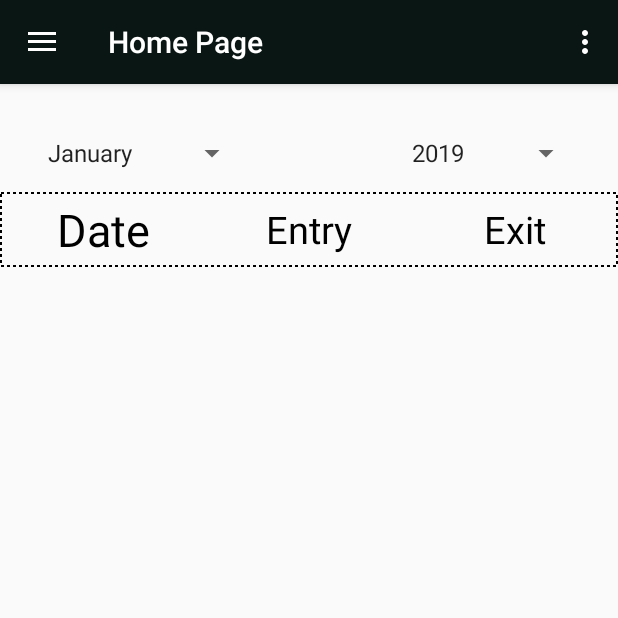
After one commit to ski96277/OfficeManageMentAPP, an Android app: the fragment My_Attendance_F placed in its activity, on a phone screen of 412 x 824 dp, the top half of it. The commit adds this screen. Run offline under Robolectric (Android 15) with nearby library versions, the phone set to English and light mode, and no system bars; our stand-ins replace ButterKnife, Firebase (no records; nobody signed in at launch, a user with empty details on screens opened directly); libraries missing offline, so code that uses them is left out: es.dmoral.toasty.

```diff
--- a/app/src/main/AndroidManifest.xml
+++ b/app/src/main/AndroidManifest.xml
@@ -14,7 +14,6 @@
         android:supportsRtl="true"
         android:theme="@style/AppTheme"
         tools:ignore="GoogleAppIndexingWarning">
-        <activity android:name=".Activity.ReceptionistActivity" android:screenOrientation="portrait"></activity>
         <activity
             android:name=".Activity.SplashActivity"
             android:screenOrientation="portrait">
--- a/app/src/main/java/com/rocketechit/officemanagementapp/FragmentClass/Admin/Employee_Information_F.java
+++ b/app/src/main/java/com/rocketechit/officemanagementapp/FragmentClass/Admin/Employee_Information_F.java
@@ -70,7 +70,7 @@ public class Employee_Information_F extends Fragment {
             case R.id.employee_information_email_button:
 
                 Intent emailIntent = new Intent(Intent.ACTION_SENDTO, Uri.parse("mailto:" + employee_information.getEmail_Employee()));
-                emailIntent.putExtra(Intent.EXTRA_SUBJECT, "RocketechIT ");
+                emailIntent.putExtra(Intent.EXTRA_SUBJECT, "RocketechIT");
 
                 startActivity(Intent.createChooser(emailIntent, "Chooser Title"));
 
--- /dev/null
+++ b/app/src/main/java/com/rocketechit/officemanagementapp/FragmentClass/Employee/My_Attendance_F.java
@@ -0,0 +1,266 @@
+package com.rocketechit.officemanagementapp.FragmentClass.Employee;
+
+import android.os.Bundle;
+import android.view.LayoutInflater;
+import android.view.View;
+import android.view.ViewGroup;
+import android.widget.AdapterView;
+import android.widget.Spinner;
+import android.widget.Toast;
+
+import com.google.firebase.auth.FirebaseAuth;
+import com.google.firebase.auth.FirebaseUser;
+import com.google.firebase.database.DataSnapshot;
+import com.google.firebase.database.DatabaseError;
+import com.google.firebase.database.DatabaseReference;
+import com.google.firebase.database.FirebaseDatabase;
+import com.google.firebase.database.ValueEventListener;
+import com.rocketechit.officemanagementapp.AdapterClass.Attandence_List_Adapter;
+import com.rocketechit.officemanagementapp.FragmentClass.Admin.Employee_profile_view_by_admin;
+import com.rocketechit.officemanagementapp.JavaClass.ConstantClass;
+import com.rocketechit.officemanagementapp.R;
+
+import java.util.ArrayList;
+import java.util.List;
+
+import androidx.annotation.NonNull;
+import androidx.annotation.Nullable;
+import androidx.fragment.app.Fragment;
+import androidx.recyclerview.widget.LinearLayoutManager;
+import androidx.recyclerview.widget.RecyclerView;
+import butterknife.BindView;
+import butterknife.ButterKnife;
+import butterknife.OnClick;
+import es.dmoral.toasty.Toasty;
+
+public class My_Attendance_F extends Fragment {
+    @BindView(R.id.spinner_month)
+    Spinner spinner_month;
+    @BindView(R.id.spinner_year)
+    Spinner spinner_year;
+    @BindView(R.id.my_attendanceTable_ID)
+    RecyclerView attendanceTableID_My;
+
+
+    List<String> keyList;
+    List<String> entry_Time;
+    List<String> exit_Time;
+
+    FirebaseDatabase firebaseDatabase;
+    DatabaseReference databaseReference;
+    DatabaseReference databaseReference2;
+    DatabaseReference databaseReference3;
+
+
+    String userID;
+
+    @Nullable
+    @Override
+    public View onCreateView(@NonNull LayoutInflater inflater, @Nullable ViewGroup container, @Nullable Bundle savedInstanceState) {
+        View view = inflater.inflate(R.layout.my_attendance_f, null);
+        ButterKnife.bind(this, view);
+        return view;
+    }
+
+    @Override
+    public void onViewCreated(@NonNull View view, @Nullable Bundle savedInstanceState) {
+        super.onViewCreated(view, savedInstanceState);
+        userID = getUserID();
+
+        keyList = new ArrayList<>();
+        entry_Time = new ArrayList<>();
+        exit_Time = new ArrayList<>();
+
+        firebaseDatabase = FirebaseDatabase.getInstance();
+        databaseReference = firebaseDatabase.getReference();
+        databaseReference2 = firebaseDatabase.getReference();
+        databaseReference3 = firebaseDatabase.getReference();
+
+        getAttendenceValue(spinner_month.getSelectedItem().toString()
+                , spinner_year.getSelectedItem().toString(), new GetAttendanceList() {
+                    @Override
+                    public void get_Date(List<String> date, List<String> entry_Time, List<String> exit_Time) {
+
+                        callAdapter(date, entry_Time, exit_Time);
+
+                    }
+                });
+        //set on selected item in spinner month
+        spinner_month.setOnItemSelectedListener(new AdapterView.OnItemSelectedListener() {
+            @Override
+            public void onItemSelected(AdapterView<?> parent, View view, int position, long id) {
+                getAttendenceValue(spinner_month.getSelectedItem().toString()
+                        , spinner_year.getSelectedItem().toString(), new GetAttendanceList() {
+                            @Override
+                            public void get_Date(List<String> date, List<String> entry_Time, List<String> exit_Time) {
+
+
+                                callAdapter(date, entry_Time, exit_Time);
+                            }
+                        });
+            }
+
+            @Override
+            public void onNothingSelected(AdapterView<?> parent) {
+                Toasty.info(getContext(), "No Selected", Toast.LENGTH_SHORT, true).show();
+
+            }
+        });
+        //set on selected item in spinner year
+        spinner_year.setOnItemSelectedListener(new AdapterView.OnItemSelectedListener() {
+            @Override
+            public void onItemSelected(AdapterView<?> parent, View view, int position, long id) {
+                getAttendenceValue(spinner_month.getSelectedItem().toString(),
+                        spinner_year.getSelectedItem().toString(), new GetAttendanceList() {
+                            @Override
+                            public void get_Date(List<String> date, List<String> entry_Time, List<String> exit_Time) {
+
+                                callAdapter(date, entry_Time, exit_Time);
+                            }
+                        });
+
+            }
+
+            @Override
+            public void onNothingSelected(AdapterView<?> parent) {
+                Toasty.info(getContext(), "No Selected", Toast.LENGTH_SHORT, true).show();
+            }
+        });
+
+        LinearLayoutManager linearLayoutManager = new LinearLayoutManager(getContext());
+        linearLayoutManager.setOrientation(RecyclerView.VERTICAL);
+        attendanceTableID_My.setLayoutManager(linearLayoutManager);
+
+
+    }
+
+    private void callAdapter(List<String> date, List<String> entry_time, List<String> exit_time) {
+        Attandence_List_Adapter attandence_list_adapter = new Attandence_List_Adapter(getContext(), date,
+                entry_time, exit_time);
+        attendanceTableID_My.setAdapter(attandence_list_adapter);
+        attandence_list_adapter.setOnItemClickListener(new Attandence_List_Adapter.ClickListener() {
+            @Override
+            public void onItemClick(int position, View v) {
+
+            }
+
+            @Override
+            public void onItemLongClick(int position, View v) {
+
+            }
+        });
+        /*attandence_list_adapter.setOnItemClickListener(new Attandence_List_Adapter.ClickListener() {
+            @Override
+            public void onItemClick(int position, View v) {
+
+            }
+
+            @Override
+            public void onItemLongClick(int position, View v) {
+
+            }
+        });
+    */}
+
+    public interface GetAttendanceList {
+        public void get_Date(List<String> date, List<String> entry_Time, List<String> exit_Time);
+
+    }
+    private void getAttendenceValue(String month, String year, GetAttendanceList getAttendanceList) {
+        String userID_Employee = userID;
+
+        int i = 0;
+        if (month.equals("January")) {
+            i = 1;
+        }
+        if (month.equals("February")) {
+            i = 2;
+        }
+        if (month.equals("March")) {
+            i = 3;
+        }
+        if (month.equals("April")) {
+            i = 4;
+        }
+        if (month.equals("May")) {
+            i = 5;
+        }
+        if (month.equals("June")) {
+            i = 6;
+        }
+        if (month.equals("July")) {
+            i = 7;
+        }
+        if (month.equals("August")) {
+            i = 8;
+        }
+        if (month.equals("September")) {
+            i = 9;
+        }
+        if (month.equals("October")) {
+            i = 10;
+        }
+        if (month.equals("November")) {
+            i = 11;
+        }
+        if (month.equals("December")) {
+            i = 12;
+        }
+
+        int monthNumber = i;
+        databaseReference.addValueEventListener(new ValueEventListener() {
+
+            @Override
+            public void onDataChange(@NonNull DataSnapshot dataSnapshot) {
+                keyList.clear();
+
+                for (DataSnapshot snapshot : dataSnapshot.child("Attendance")
+                        .child(userID_Employee).child(year).child(String.valueOf(monthNumber)).getChildren()) {
+
+                    entry_Time.clear();
+                    exit_Time.clear();
+                    String key = snapshot.getKey();
+                    keyList.add(key);
+                    databaseReference2.addValueEventListener(new ValueEventListener() {
+                        @Override
+                        public void onDataChange(@NonNull DataSnapshot dataSnapshot) {
+
+                            String entryTime = dataSnapshot.child("Attendance").child(userID_Employee).child(year).child(String.valueOf(monthNumber))
+                                    .child(key).child("Entry").child("entryTime").getValue(String.class);
+                            String exitTime = dataSnapshot.child("Attendance").child(userID_Employee).child(year).child(String.valueOf(monthNumber))
+                                    .child(key).child("Exit").child("exitTime").getValue(String.class);
+                            entry_Time.add(entryTime);
+                            exit_Time.add(exitTime);
+
+                            getAttendanceList.get_Date(keyList, entry_Time, exit_Time);
+
+                        }
+
+                        @Override
+                        public void onCancelled(@NonNull DatabaseError databaseError) {
+
+                        }
+
+                    });//second Data coming end
+                }
+            }
+
+            @Override
+            public void onCancelled(@NonNull DatabaseError databaseError) {
+
+            }
+        });//first Data
+    }
+
+
+    //get Current Admin User ID
+    private String getUserID() {
+
+        FirebaseAuth firebaseAuth;
+        FirebaseUser firebaseUser;
+        firebaseAuth = FirebaseAuth.getInstance();
+        firebaseUser = firebaseAuth.getCurrentUser();
+        String userID = firebaseUser.getUid();
+        return userID;
+    }
+}
--- a/app/src/main/res/layout/activity_scan_result.xml
+++ b/app/src/main/res/layout/activity_scan_result.xml
@@ -17,12 +17,11 @@
         android:layout_marginRight="16dp"
         android:layout_marginBottom="56dp"
         android:background="#000"
-        android:gravity="center_vertical"
+        android:gravity="center|center_vertical"
         android:padding="10dp"
         android:text="Your Entry Time"
         android:textColor="#FFF"
         android:textSize="25sp"
-        app:layout_constraintBottom_toTopOf="@+id/EntryTime_id"
         app:layout_constraintEnd_toEndOf="parent"
         app:layout_constraintStart_toStartOf="parent"
         app:layout_constraintTop_toTopOf="parent" />
@@ -40,7 +39,7 @@
         android:background="#000"
         android:gravity="center"
         android:padding="10dp"
-        android:text="10.00 am"
+        android:text="Now Click Submit"
         android:textColor="#FFF"
         android:textSize="25sp"
         app:layout_constraintBottom_toBottomOf="parent"
--- /dev/null
+++ b/app/src/main/res/layout/my_attendance_f.xml
@@ -0,0 +1,78 @@
+<?xml version="1.0" encoding="utf-8"?>
+<RelativeLayout xmlns:android="http://schemas.android.com/apk/res/android"
+    xmlns:app="http://schemas.android.com/apk/res-auto"
+    xmlns:tools="http://schemas.android.com/tools"
+    android:layout_width="match_parent"
+    android:layout_height="match_parent"
+    android:orientation="vertical">
+
+    <Spinner
+        android:id="@+id/spinner_month"
+        android:layout_width="wrap_content"
+        android:layout_height="52dp"
+        android:layout_alignParentStart="true"
+        android:layout_alignParentLeft="true"
+        android:layout_alignParentTop="true"
+        android:layout_marginStart="24dp"
+        android:layout_marginLeft="24dp"
+        android:layout_marginTop="20dp"
+        android:entries="@array/month_List" />
+
+    <Spinner
+        android:id="@+id/spinner_year"
+        android:layout_width="121dp"
+        android:layout_height="52dp"
+        android:layout_alignParentTop="true"
+        android:layout_alignParentEnd="true"
+        android:layout_alignParentRight="true"
+        android:layout_marginTop="20dp"
+        android:layout_marginEnd="24dp"
+        android:layout_marginRight="24dp"
+        android:entries="@array/year_List" />
+
+    <LinearLayout
+        android:id="@+id/title_header"
+        android:layout_width="match_parent"
+        android:layout_height="wrap_content"
+        android:layout_below="@id/spinner_year"
+        android:background="@drawable/button_background"
+        android:gravity="center"
+        android:orientation="horizontal"
+        android:weightSum="3">
+
+        <TextView
+            android:layout_width="0dp"
+            android:layout_height="wrap_content"
+            android:layout_weight="1"
+            android:gravity="center"
+            android:text="Date"
+            android:textColor="#000"
+            android:textSize="30dp" />
+
+        <TextView
+            android:layout_width="0dp"
+            android:layout_height="wrap_content"
+            android:layout_weight="1"
+            android:gravity="center"
+            android:text="Entry"
+            android:textColor="#000"
+            android:textSize="25dp" />
+
+        <TextView
+            android:layout_width="0dp"
+            android:layout_height="wrap_content"
+            android:layout_weight="1"
+            android:gravity="center"
+            android:text="Exit"
+            android:textColor="#000"
+            android:textSize="25dp" />
+    </LinearLayout>
+
+    <androidx.recyclerview.widget.RecyclerView
+        android:id="@+id/my_attendanceTable_ID"
+        android:layout_width="match_parent"
+        android:layout_height="match_parent"
+        android:layout_below="@id/title_header" />
+
+
+</RelativeLayout>
--- a/app/src/main/res/menu/main_activity__employee.xml
+++ b/app/src/main/res/menu/main_activity__employee.xml
@@ -6,6 +6,11 @@
         android:id="@+id/view_calender_Employee"
         android:orderInCategory="100"
         android:title="View Event"
+        app:showAsAction="never" />
+    <item
+        android:id="@+id/view_MY_Attendance"
+        android:orderInCategory="100"
+        android:title="My Attendance"
         app:showAsAction="never" />
     <item
         android:id="@+id/view_profile_Employee"
```
Also changed, not shown: app/src/main/java/com/rocketechit/officemanagementapp/Activity/LoginActivity.java (+4 -3 lines), app/src/main/java/com/rocketechit/officemanagementapp/Activity/MainActivity_Employee.java (+7 -9 lines), app/src/main/java/com/rocketechit/officemanagementapp/Activity/ReceptionistActivity.java (deleted, +0 -87 lines), app/src/main/java/com/rocketechit/officemanagementapp/Activity/ScanResultActivity.java (+62 -22 lines), app/src/main/java/com/rocketechit/officemanagementapp/Activity/SplashActivity.java (+3 -5 lines), app/src/main/java/com/rocketechit/officemanagementapp/FragmentClass/Admin/Employee_profile_view_by_admin.java (+6 -6 lines), app/src/main/res/layout/activity_receptionist.xml (deleted, +0 -20 lines).
